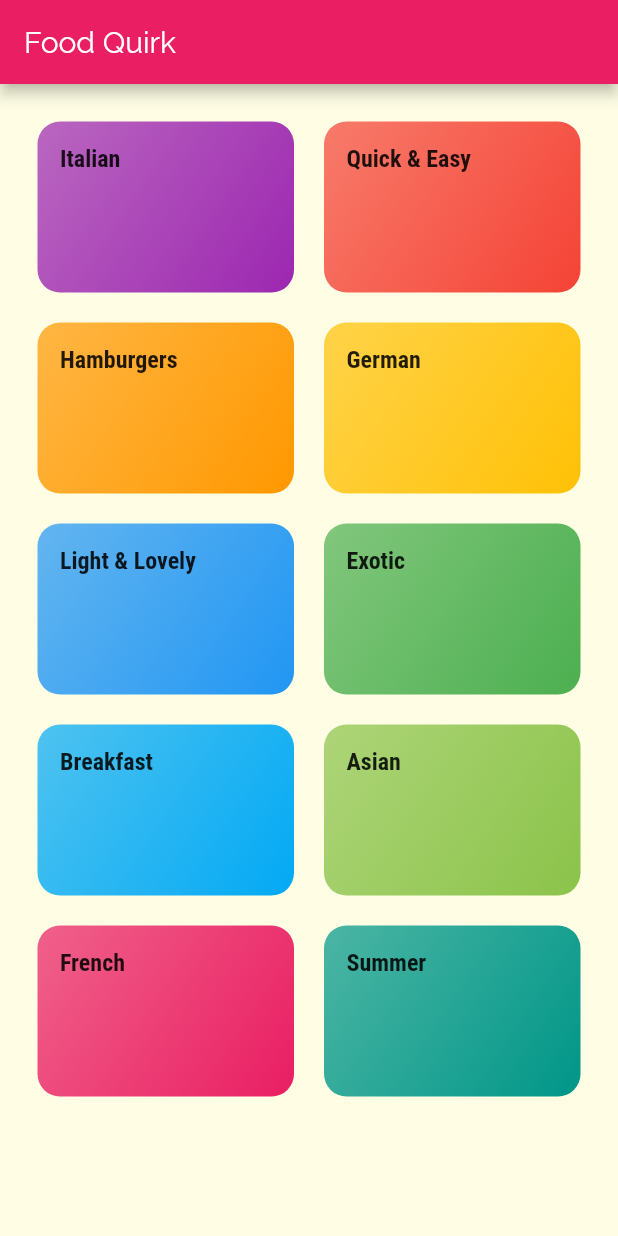
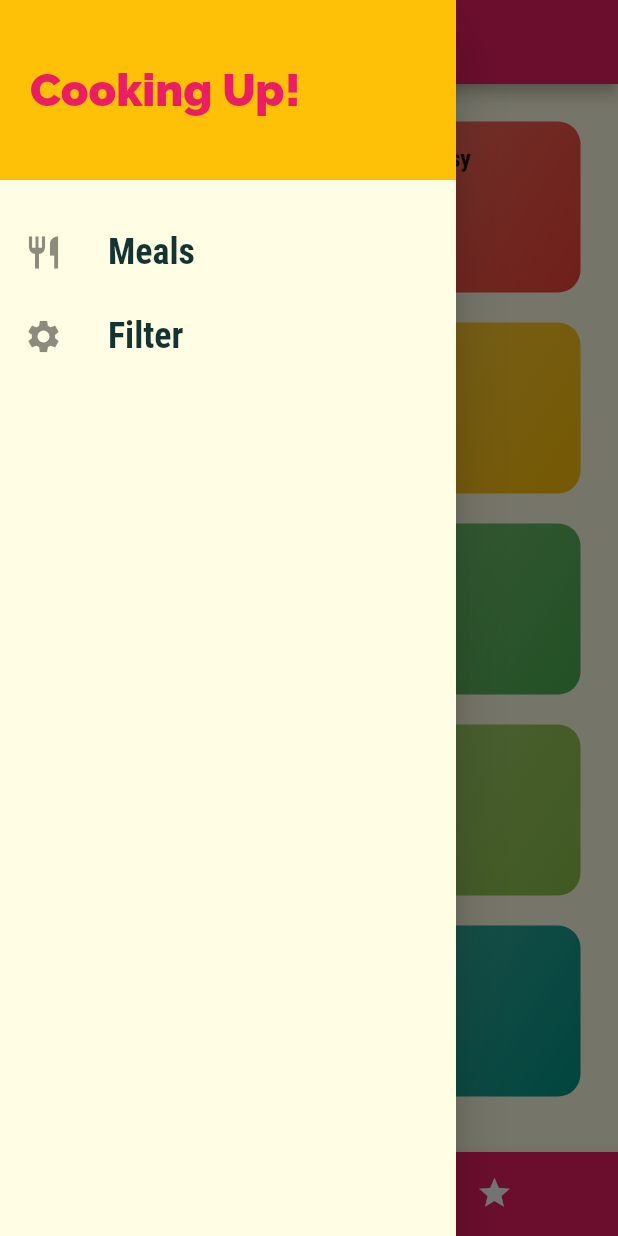
Before and after one commit to surya0180/Food-Blogging-Application, a Flutter app: the screen it shows after launch, with the side drawer open (before the commit the screen has no drawer), on a phone screen of 412 x 824 dp. Run offline on Flutter 3.47's test engine with Material 2 defaults, Android fonts, the phone set to English and light mode, and no system bars.

Commit message:
Added drawers and bottom navigation

```diff
--- a/lib/main.dart
+++ b/lib/main.dart
@@ -1,5 +1,7 @@
 import 'package:flutter/material.dart';
 import 'package:food_app/screens/category_meals_screen.dart';
+import 'package:food_app/screens/meal_detail_screen.dart';
+import 'package:food_app/screens/tabs_screen.dart';
 import 'screens/categories_screen.dart';
 
 void main() => runApp(MyApp());
@@ -30,8 +32,16 @@ class MyApp extends StatelessWidget {
       ),
       initialRoute: '/',
       routes: {
-        '/': (ctx) => CategoriesScreen(),
+        '/': (ctx) => TabsScreen(),
         CategoryMealsScreen.routeName: (ctx) => CategoryMealsScreen(),
+        MealDetailScreen.routeName: (ctx) => MealDetailScreen(),
+      },
+      onGenerateRoute: (settings) {
+        print(settings.arguments);
+        return MaterialPageRoute(builder: (ctx) => CategoriesScreen());
+      },
+      onUnknownRoute: (settings) {
+        return MaterialPageRoute(builder: (ctx) => CategoriesScreen());
       },
     );
   }
--- a/lib/screens/categories_screen.dart
+++ b/lib/screens/categories_screen.dart
@@ -6,11 +6,7 @@ import '../widgets/category_item.dart';
 class CategoriesScreen extends StatelessWidget {
   @override
   Widget build(BuildContext context) {
-    return Scaffold(
-      appBar: AppBar(
-        title: Text('Food Quirk'),
-      ),
-      body: GridView(
+    return GridView(
         padding: const EdgeInsets.all(25),
         gridDelegate: SliverGridDelegateWithMaxCrossAxisExtent(
           maxCrossAxisExtent: MediaQuery.of(context).size.height * 0.3,
@@ -25,7 +21,6 @@ class CategoriesScreen extends StatelessWidget {
                   catData.color,
                 ))
             .toList(),
-      ),
     );
   }
 }
--- /dev/null
+++ b/lib/screens/tabs_screen.dart
@@ -0,0 +1,60 @@
+import 'package:flutter/material.dart';
+import 'package:food_app/screens/categories_screen.dart';
+import 'package:food_app/screens/favorites_screen.dart';
+import 'package:food_app/widgets/main_drawer.dart';
+
+class TabsScreen extends StatefulWidget {
+  @override
+  _TabsScreenState createState() => _TabsScreenState();
+}
+
+class _TabsScreenState extends State<TabsScreen> {
+  final List<Map<String, Object>> _pages = [
+    {
+      'page': CategoriesScreen(),
+      'title': 'Categories',
+    },
+    {
+      'page': FavoritesScreen(),
+      'title': 'Favorites',
+    },
+  ];
+
+  int _selectedPageIndex = 0;
+
+  void _selectPage(int index) {
+    setState(() {
+      _selectedPageIndex = index;
+    });
+  }
+
+  @override
+  Widget build(BuildContext context) {
+    return Scaffold(
+      appBar: AppBar(
+        title: Text(_pages[_selectedPageIndex]['title']),
+      ),
+      drawer: MainDrawer(),
+      body: _pages[_selectedPageIndex]['page'],
+      bottomNavigationBar: BottomNavigationBar(
+        onTap: _selectPage,
+        unselectedItemColor: Colors.white,
+        selectedItemColor: Theme.of(context).accentColor,
+        currentIndex: _selectedPageIndex,
+        type: BottomNavigationBarType.shifting,
+        items: [
+          BottomNavigationBarItem(
+            backgroundColor: Theme.of(context).primaryColor,
+            icon: Icon(Icons.category),
+            title: Text('Categories'),
+          ),
+          BottomNavigationBarItem(
+            backgroundColor: Theme.of(context).primaryColor,
+            icon: Icon(Icons.star),
+            title: Text('Favorites'),
+          ),
+        ],
+      ),
+    );
+  }
+}
--- /dev/null
+++ b/lib/widgets/main_drawer.dart
@@ -0,0 +1,59 @@
+import 'package:flutter/material.dart';
+
+class MainDrawer extends StatelessWidget {
+  Widget buildListTile(String title, IconData icon) {
+    return ListTile(
+      leading: Icon(
+        icon,
+        size: 26,
+      ),
+      title: Text(
+        title,
+        style: TextStyle(
+          fontFamily: 'RobotoCondensed',
+          fontSize: 24,
+          fontWeight: FontWeight.bold,
+        ),
+      ),
+      onTap: () {
+        // ...
+      },
+    );
+  }
+
+  @override
+  Widget build(BuildContext context) {
+    return Drawer(
+      child: Column(
+        children: <Widget>[
+          Container(
+            height: 120,
+            width: double.infinity,
+            padding: EdgeInsets.all(20),
+            alignment: Alignment.centerLeft,
+            color: Theme.of(context).accentColor,
+            child: Text(
+              'Cooking Up!',
+              style: TextStyle(
+                fontWeight: FontWeight.w900,
+                fontSize: 30,
+                color: Theme.of(context).primaryColor,
+              ),
+            ),
+          ),
+          SizedBox(
+            height: 20,
+          ),
+          buildListTile(
+            'Meals',
+            Icons.restaurant,
+          ),
+          buildListTile(
+            'Filter',
+            Icons.settings,
+          ),
+        ],
+      ),
+    );
+  }
+}
```
Also changed, not shown: lib/screens/category_meals_screen.dart (+9 -2 lines), lib/screens/favorites_screen.dart (added, +10 -0 lines), lib/screens/meal_detail_screen.dart (added, +90 -0 lines), lib/widgets/meal_item.dart (added, +145 -0 lines).
